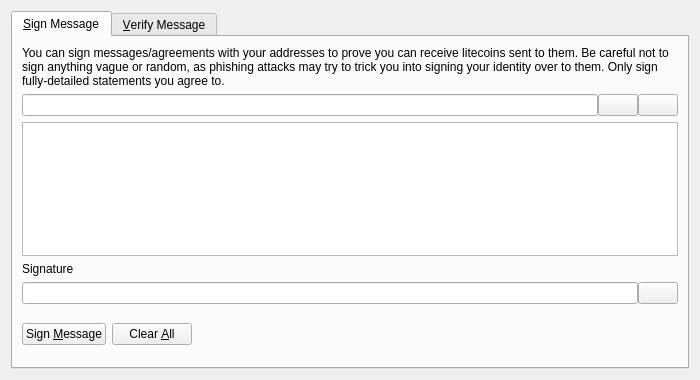
Qt form src/qt/forms/signverifymessagedialog.ui (7h3v01c3/knowlite-0.14.2) before a commit.
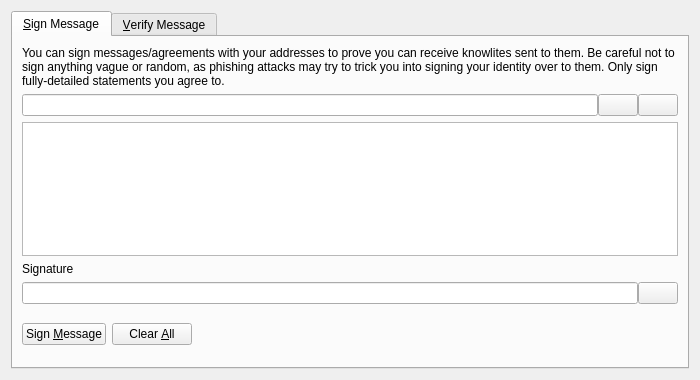
The same form after that commit. Icons and pictures are not drawn. Custom widgets are drawn as their Qt base class.

The edit to the form file:
```diff
--- a/src/qt/forms/signverifymessagedialog.ui
+++ b/src/qt/forms/signverifymessagedialog.ui
@@ -30,7 +30,7 @@
        <item>
         <widget class="QLabel" name="infoLabel_SM">
          <property name="text">
-          <string>You can sign messages/agreements with your addresses to prove you can receive litecoins sent to them. Be careful not to sign anything vague or random, as phishing attacks may try to trick you into signing your identity over to them. Only sign fully-detailed statements you agree to.</string>
+          <string>You can sign messages/agreements with your addresses to prove you can receive knowlites sent to them. Be careful not to sign anything vague or random, as phishing attacks may try to trick you into signing your identity over to them. Only sign fully-detailed statements you agree to.</string>
          </property>
          <property name="textFormat">
           <enum>Qt::PlainText</enum>
```
Left out of the diff: 8 changed lines with no effect on the pictures.
